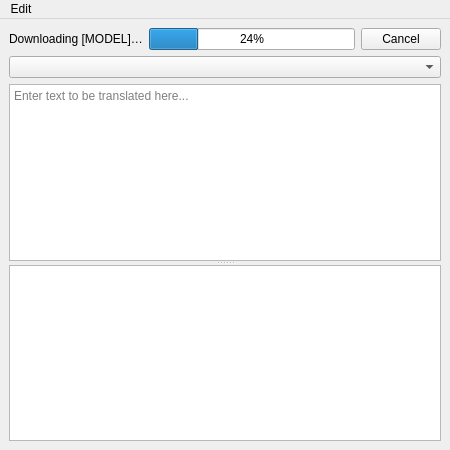
Before: the Qt Designer form mainwindow.ui in XapaJIaMnu/translateLocally, drawn with Qt 5.
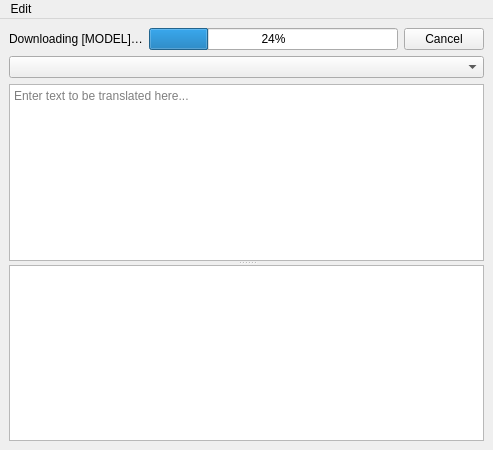
After: the same form once the commit is applied.

What changed in the file:
```diff
--- a/mainwindow.ui
+++ b/mainwindow.ui
@@ -6,7 +6,7 @@
    <rect>
     <x>0</x>
     <y>0</y>
-    <width>450</width>
+    <width>493</width>
     <height>450</height>
    </rect>
   </property>
@@ -121,8 +121,8 @@
     <rect>
      <x>0</x>
      <y>0</y>
-     <width>450</width>
-     <height>24</height>
+     <width>493</width>
+     <height>44</height>
     </rect>
    </property>
    <widget class="QMenu" name="menuEdit">
```
Left out of the diff: 6 changed lines with no effect on the pictures.
